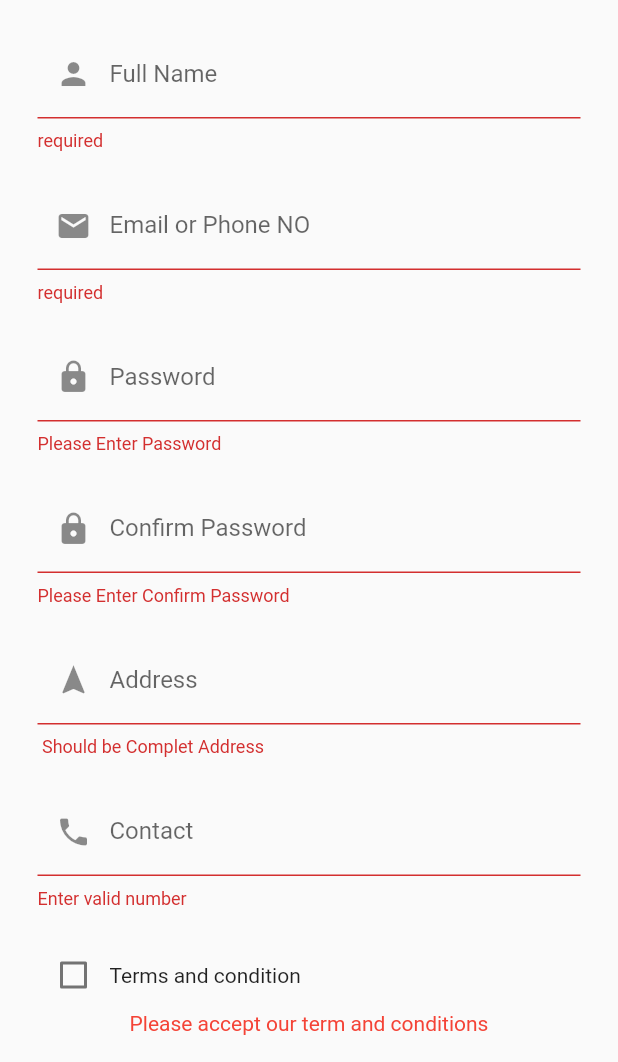
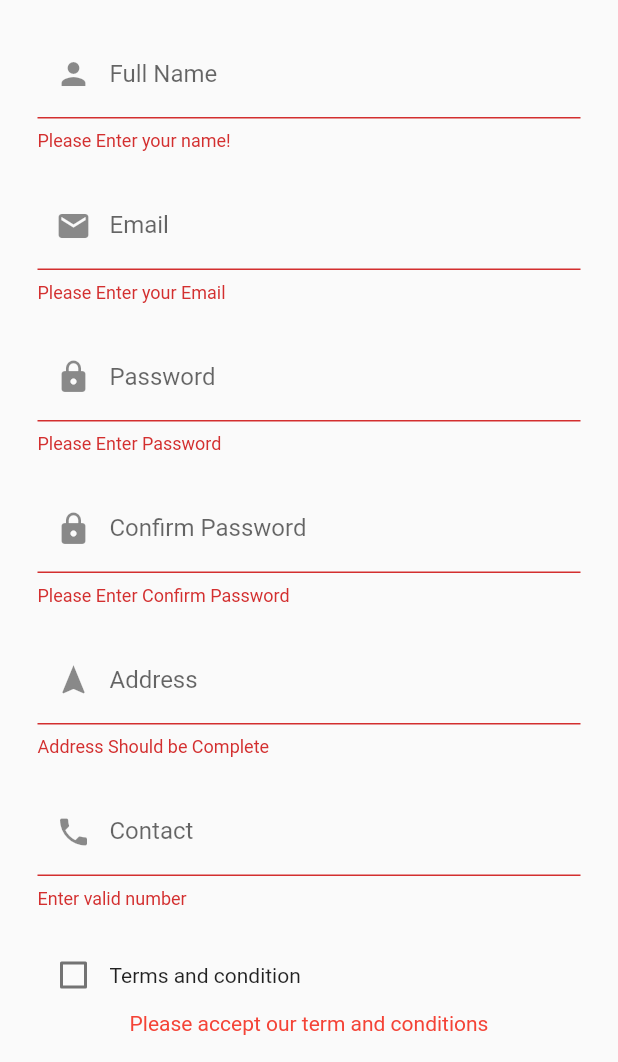
Before and after one commit to suliman-khaan/tourmate, a Flutter app: the register screen opened directly, after a tap on "Register", on a phone screen of 412 x 824 dp, the part 174-1236 px from its top. Run offline on Flutter 3.47's test engine with Material 2 defaults, Android fonts, the phone set to English and light mode, and no system bars; our stand-ins replace carousel_slider, cloud_firestore, dotted_line, firebase_auth, firebase_core, font_awesome_flutter and 5 more; missing offline and left inert: comment_box, flutter_phone_direct_caller; accounts and stored records are empty; Roboto replaces fonts that are missing (RobotoMono-VariableFont_wght).

Commit message:
Changes in Register/auth/login pages

```diff
--- a/lib/Register.dart
+++ b/lib/Register.dart
@@ -1,7 +1,9 @@
 // ignore: invalid_language_version_override
 //@dart=2.9;
 import 'dart:ui';
+import 'package:cloud_firestore/cloud_firestore.dart';
 import 'package:flutter/material.dart';
+import 'package:tourmate1/auth.dart';
 import 'home.dart';
 import 'tearm_and_conditions.dart';
 import 'package:form_field_validator/form_field_validator.dart';
@@ -37,7 +39,7 @@ class _registerState extends State<register> {
   //  //_updateUser(user);
   //   }
 
-  //final Customer uid = Customer(uid: '');
+  final AuthService _auth = AuthService();
   GlobalKey<FormState> formkey = GlobalKey<FormState>();
   final auth = FirebaseAuth.instance;
   final emailController = TextEditingController();
@@ -102,6 +104,7 @@ class _registerState extends State<register> {
                       TextFormField(
                           controller: nameController,
                           keyboardType: TextInputType.text,
+                          textCapitalization: TextCapitalization.sentences,
                           onChanged: (value) {
                             setState(() {
                               name = value;
@@ -114,7 +117,8 @@ class _registerState extends State<register> {
                                   padding: EdgeInsets.all(0),
                                   child: Icon(Icons.person))),
                           validator: MultiValidator([
-                            RequiredValidator(errorText: "required"),
+                            RequiredValidator(
+                                errorText: "Please Enter your name!"),
                           ])),
                       SizedBox(
                         height: 20,
@@ -128,13 +132,14 @@ class _registerState extends State<register> {
                             });
                           },
                           decoration: InputDecoration(
-                              labelText: "Email or Phone NO",
-                              hintText: "Enter Your Email or Phone NO",
+                              labelText: "Email",
+                              hintText: "Enter Your Email",
                               prefixIcon: Padding(
                                   padding: EdgeInsets.all(0),
                                   child: Icon(Icons.email))),
                           validator: MultiValidator([
-                            RequiredValidator(errorText: "required"),
+                            RequiredValidator(
+                                errorText: "Please Enter your Email"),
                             EmailValidator(errorText: "Input Should be Email")
                           ])),
                       SizedBox(
@@ -191,6 +196,7 @@ class _registerState extends State<register> {
                       TextFormField(
                         controller: addressController,
                         keyboardType: TextInputType.streetAddress,
+                        textCapitalization: TextCapitalization.sentences,
                         decoration: InputDecoration(
                             labelText: "Address",
                             hintText: "Address",
@@ -201,7 +207,7 @@ class _registerState extends State<register> {
                           });
                         },
                         validator: (val) => val!.length < 10
-                            ? " Should be Complet Address"
+                            ? "Address Should be Complete"
                             : null,
                       ),
                       SizedBox(
@@ -225,26 +231,6 @@ class _registerState extends State<register> {
                       SizedBox(
                         height: 20,
                       ),
-
-                      // CheckboxListTile(
-                      //   value: isChecked,
-                      //   onChanged: (bool? value) {
-                      //     setState(() {
-                      //       isChecked = value!;
-                      //     });
-                      //     // ignore: unused_label
-                      //     validator:
-                      //     (value) {
-                      //       if (!isChecked != true) {
-                      //         return 'You need to accept terms';
-                      //       } else {
-                      //         return null;
-                      //       }
-                      //     };
-                      //   },
-                      //   title: Text("Terms and Conditions"),
-                      //   controlAffinity: ListTileControlAffinity.leading,
-                      // ),
                       Row(
                         children: [
                           Checkbox(
@@ -288,6 +274,28 @@ class _registerState extends State<register> {
                             }
                             if (formkey.currentState!.validate() &&
                                 value == true) {
+                              dynamic result =
+                                  await _auth.RegisterWithEmailAndPassword(
+                                          email, password, context)
+                                      .then((value) async {
+                                User? user = FirebaseAuth.instance.currentUser;
+                                await FirebaseFirestore.instance
+                                    .collection("customer")
+                                    .doc(user!.uid)
+                                    .set({
+                                  'name': name,
+                                  'email': email,
+                                  'password': password,
+                                  'address': address,
+                                  'Contact': contact,
+                                  'uid': user.uid,
+                                  'image': "",
+                                  //'uid': uid
+                                });
+                                Navigator.pushNamed(context, '/login');
+                                //.doc(user.uid)
+                                // .set({});
+                              });
                               //registeration();
                             }
                           },
```
Also changed, not shown: lib/auth.dart (+25 -21 lines), lib/login.dart (+19 -24 lines).
